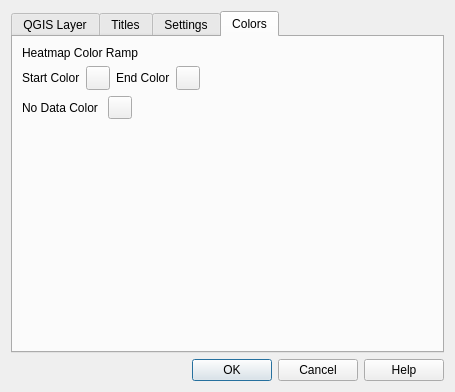
This is heatmapdialog.ui in NationalSecurityAgency/qgis-d3datavis-plugin as Qt 5 draws it before an edit. The edited form follows.
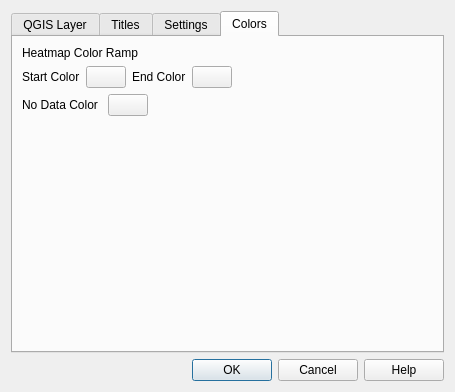
This is the edited form. The open tabs and pages were chosen to show the change. Custom widgets are drawn as their Qt base class.

What changed in the file:
```diff
--- a/heatmapdialog.ui
+++ b/heatmapdialog.ui
@@ -355,13 +355,7 @@
           </widget>
          </item>
          <item>
-          <widget class="QgsColorButtonV2" name="startColor">
-           <property name="minimumSize">
-            <size>
-             <width>24</width>
-             <height>24</height>
-            </size>
-           </property>
+          <widget class="QgsColorButton" name="startColor">
            <property name="color">
             <color>
              <red>255</red>
@@ -386,13 +380,7 @@
           </widget>
          </item>
          <item>
-          <widget class="QgsColorButtonV2" name="endColor">
-           <property name="minimumSize">
-            <size>
-             <width>24</width>
-             <height>24</height>
-            </size>
-           </property>
+          <widget class="QgsColorButton" name="endColor">
            <property name="color">
             <color>
              <red>255</red>
@@ -434,7 +422,7 @@
           </widget>
          </item>
          <item>
-          <widget class="QgsColorButtonV2" name="noDataColorSelector">
+          <widget class="QgsColorButton" name="noDataColorSelector">
            <property name="color">
             <color>
              <red>240</red>
@@ -497,8 +485,18 @@
  </widget>
  <customwidgets>
   <customwidget>
-   <class>QgsColorButtonV2</class>
-   <extends>QToolButton</extends>
+   <class>QgsColorButton</class>
+   <extends>QPushButton</extends>
+   <header>qgis.gui</header>
+  </customwidget>
+  <customwidget>
+   <class>QgsFieldComboBox</class>
+   <extends>QComboBox</extends>
+   <header>qgis.gui</header>
+  </customwidget>
+  <customwidget>
+   <class>QgsMapLayerComboBox</class>
+   <extends>QComboBox</extends>
    <header>qgis.gui</header>
   </customwidget>
  </customwidgets>
```
Left out of the diff: 47 changed lines with no effect on the pictures.
